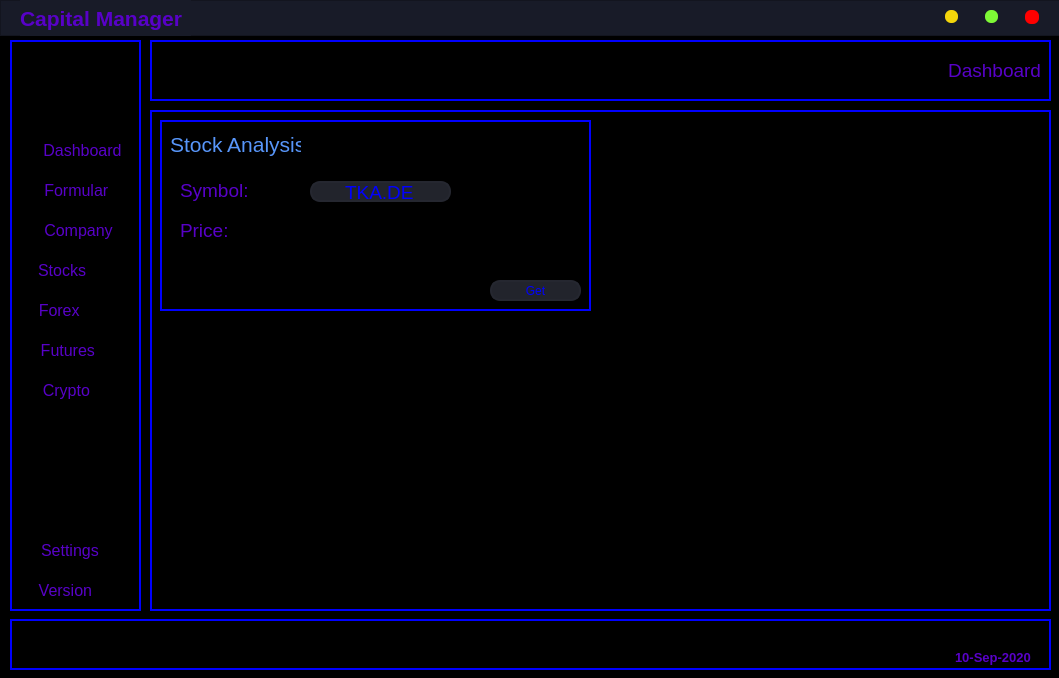
Qt form CapitalManager/main.ui (0xProtocol/FinancalManager) before a commit.
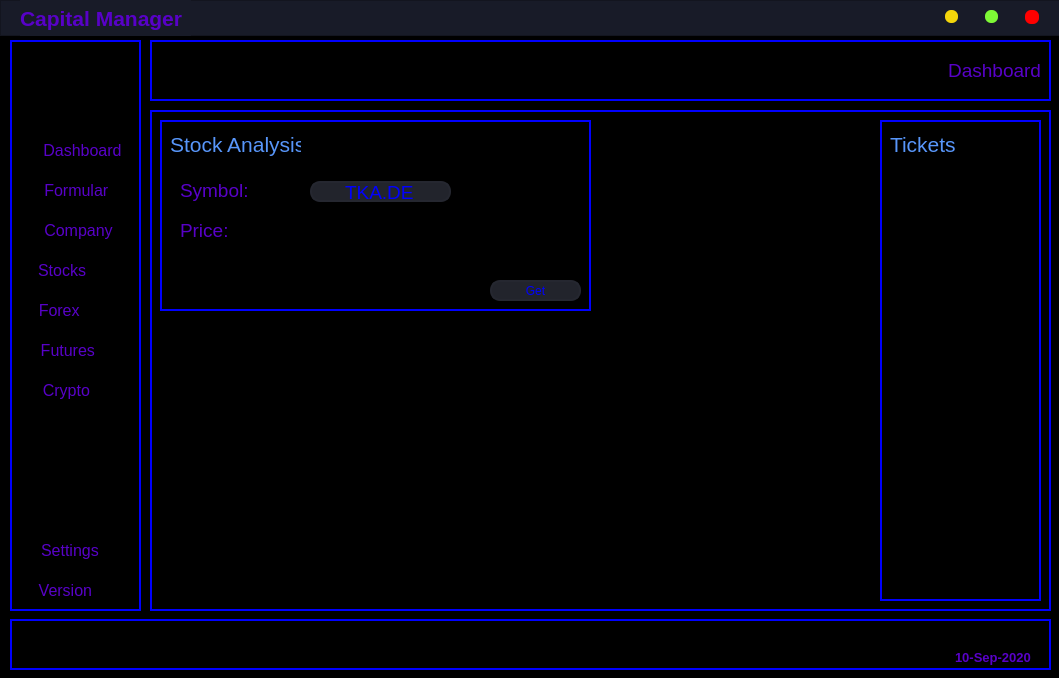
The same form after that commit. Icons and pictures are not drawn.

Commit message: Tickets hinzugefügt

Patch:
```diff
--- a/CapitalManager/main.ui
+++ b/CapitalManager/main.ui
@@ -2482,6 +2482,67 @@
       </property>
      </widget>
     </widget>
+    <widget class="QFrame" name="framStocksLastSearched">
+     <property name="geometry">
+      <rect>
+       <x>730</x>
+       <y>10</y>
+       <width>161</width>
+       <height>481</height>
+      </rect>
+     </property>
+     <property name="frameShape">
+      <enum>QFrame::StyledPanel</enum>
+     </property>
+     <property name="frameShadow">
+      <enum>QFrame::Raised</enum>
+     </property>
+     <widget class="QLabel" name="lblStocks_2">
+      <property name="geometry">
+       <rect>
+        <x>10</x>
+        <y>10</y>
+        <width>91</width>
+        <height>28</height>
+       </rect>
+      </property>
+      <property name="font">
+       <font>
+        <family>Segoe UI</family>
+        <pointsize>16</pointsize>
+        <weight>50</weight>
+        <bold>false</bold>
+       </font>
+      </property>
+      <property name="styleSheet">
+       <string notr="true">color: rgb(88, 150, 250);
+ border-top: 0px solid blue; 
+ border-left: 0px solid blue; 
+ border-right: 0px solid blue; 
+ border-bottom: 0px solid blue; </string>
+      </property>
+      <property name="text">
+       <string>Tickets</string>
+      </property>
+     </widget>
+     <widget class="QListWidget" name="listgetstocks">
+      <property name="geometry">
+       <rect>
+        <x>10</x>
+        <y>50</y>
+        <width>141</width>
+        <height>421</height>
+       </rect>
+      </property>
+      <property name="styleSheet">
+       <string notr="true">color: rgb(255, 255, 255);
+ border-top: 0px solid blue; 
+ border-left: 0px solid blue; 
+ border-right: 0px solid blue; 
+ border-bottom: 0px solid blue; </string>
+      </property>
+     </widget>
+    </widget>
    </widget>
    <zorder>frmCompanyFormular</zorder>
    <zorder>frmDashboard</zorder>
```
The commit also changes 5 other files.
